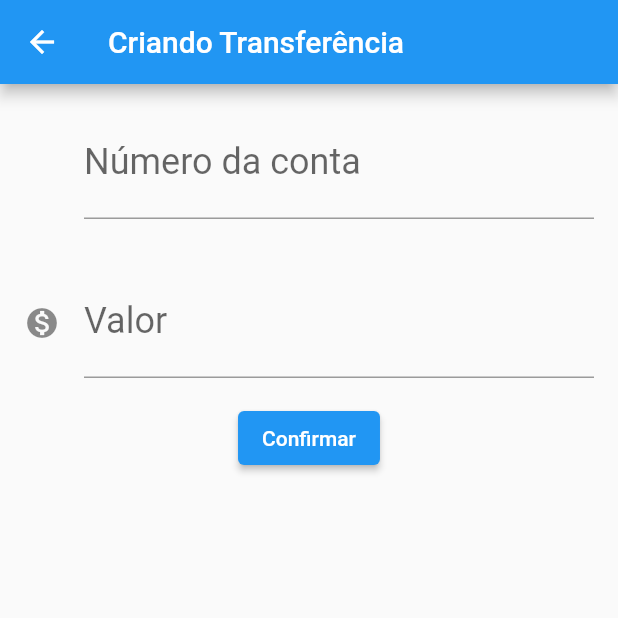
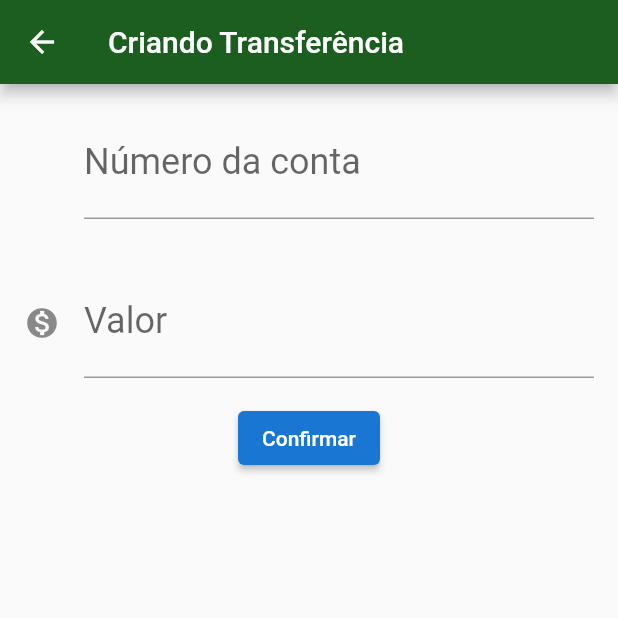
Before and after one commit to guilhermecortiz/bytebank, a Flutter app: the screen it shows after launch, after a tap on the "add" icon, on a phone screen of 412 x 824 dp, the top half of it. Run offline on Flutter 3.47's test engine with Material 2 defaults, Android fonts, the phone set to English and light mode, and no system bars.

Commit message:
Modificando o tema do App.

```diff
--- /dev/null
+++ b/lib/components/editor.dart
@@ -0,0 +1,34 @@
+import 'package:flutter/material.dart';
+
+class Editor extends StatelessWidget {
+  final TextEditingController? controlador;
+  final String? rotulo;
+  final String? dica;
+  final IconData? icone;
+
+  Editor({
+    this.controlador,
+    this.rotulo,
+    this.dica,
+    this.icone,
+  });
+
+  @override
+  Widget build(BuildContext context) {
+    return Padding(
+      padding: EdgeInsets.all(16.0),
+      child: TextField(
+        controller: controlador,
+        style: TextStyle(
+          fontSize: 24.0,
+        ),
+        decoration: InputDecoration(
+          icon: Icon(icone),
+          labelText: rotulo,
+          hintText: dica,
+        ),
+        keyboardType: TextInputType.number,
+      ),
+    );
+  }
+}
--- a/lib/main.dart
+++ b/lib/main.dart
@@ -1,4 +1,6 @@
 import 'package:flutter/material.dart';
+
+import 'view/transferencia/lista.dart';
 
 void main() => runApp(BytebankApp());
 
@@ -6,157 +8,18 @@ class BytebankApp extends StatelessWidget {
   @override
   Widget build(BuildContext context) {
     return MaterialApp(
-      home: Scaffold(
-        body: ListaTransferencias(),
+      theme: ThemeData().copyWith(
+        colorScheme: ThemeData().colorScheme.copyWith(
+              primary: Colors.green[900],
+              secondary: Colors.blue[700],
+            ),
+        elevatedButtonTheme: ElevatedButtonThemeData(
+          style: ElevatedButton.styleFrom(
+            primary: Colors.blue[700],
+          ),
+        ),
       ),
+      home: ListaTransferencias(),
     );
   }
 }
-
-final TextEditingController _controladorCampoNumeroConta =
-    TextEditingController();
-final TextEditingController _controladorCampoValor = TextEditingController();
-
-class FormularioTransferencia extends StatelessWidget {
-  @override
-  Widget build(BuildContext context) {
-    return Scaffold(
-      appBar: AppBar(
-        title: Text('Criando Transferência'),
-      ),
-      body: Column(
-        children: <Widget>[
-          Editor(
-              controlador: _controladorCampoNumeroConta,
-              dica: '000',
-              rotulo: 'Número da conta'),
-          Editor(
-            dica: '0.00',
-            controlador: _controladorCampoValor,
-            rotulo: 'Valor',
-            icone: Icons.monetization_on,
-          ),
-          ElevatedButton(
-            child: Text('Confirmar'),
-            onPressed: () => //{
-                // ScaffoldMessenger.of(context).showSnackBar(
-                //   SnackBar(
-                //     content: const Text('Transferencia realizada com sucesso.'),
-                //     // action: SnackBarAction(
-                //     //   label: 'Action',
-                //     //   onPressed: () {
-                //     //     // Code to execute.
-                //     //   },
-                //     // ),
-                //   ),
-                // );
-                _criaTranferencia(context),
-            //},
-          ),
-        ],
-      ),
-    );
-  }
-}
-
-void _criaTranferencia(BuildContext context) {
-  final int? numeroConta = int.tryParse(_controladorCampoNumeroConta.text);
-  final double? valor = double.tryParse(_controladorCampoValor.text);
-  if (numeroConta != null && valor != null) {
-    final transferenciaCriada = Transferencia(valor, numeroConta);
-    debugPrint('Criando Tranferência');
-    debugPrint('$transferenciaCriada');
-    Navigator.pop(context, transferenciaCriada);
-  }
-}
-
-class Editor extends StatelessWidget {
-  final TextEditingController? controlador;
-  final String? rotulo;
-  final String? dica;
-  final IconData? icone;
-
-  Editor({this.controlador, this.rotulo, this.dica, this.icone});
-
-  @override
-  Widget build(BuildContext context) {
-    return Padding(
-      padding: const EdgeInsets.all(16.0),
-      child: TextField(
-        controller: controlador,
-        style: TextStyle(
-          fontSize: 24.0,
-        ),
-        decoration: InputDecoration(
-          labelText: rotulo,
-          hintText: dica,
-          icon: Icon(icone),
-        ),
-        keyboardType: TextInputType.number,
-      ),
-    );
-  }
-}
-
-class ListaTransferencias extends StatelessWidget {
-  const ListaTransferencias({Key? key}) : super(key: key);
-
-  @override
-  Widget build(BuildContext context) {
-    return Scaffold(
-      appBar: AppBar(
-        title: Text('Criando Transferência'),
-      ),
-      body: Column(
-        children: <Widget>[
-          ItemTransferencia(Transferencia(100.00, 1000)),
-          ItemTransferencia(Transferencia(200.00, 1001)),
-          ItemTransferencia(Transferencia(300.00, 1002)),
-          ItemTransferencia(Transferencia(400.00, 1000)),
-        ],
-      ),
-      floatingActionButton: FloatingActionButton(
-          child: Icon(Icons.add),
-          onPressed: () {
-            final Future future =
-                Navigator.push(context, MaterialPageRoute(builder: (context) {
-              return FormularioTransferencia();
-            }));
-            future.then((transferenciaRecebida) {
-              debugPrint('chegou no then do feture');
-              debugPrint('$transferenciaRecebida');
-            });
-          }),
-    );
-  }
-}
-
-class ItemTransferencia extends StatelessWidget {
-  final Transferencia _tranferencia;
-
-  ItemTransferencia(this._tranferencia);
-
-  @override
-  Widget build(BuildContext context) {
-    return Card(
-      child: ListTile(
-        leading: Icon(Icons.monetization_on),
-        title: Text(_tranferencia.valor.toString()),
-        subtitle: Text(_tranferencia.numeroConta.toString()),
-      ),
-    );
-  }
-}
-
-class Transferencia {
-  final double valor;
-  final int numeroConta;
-
-  Transferencia(this.valor, this.numeroConta);
-
-  @override
-  String toString() {
-    // TODO: implement toString
-    return 'Transferencia{ valor: $valor, numeroConta: $numeroConta }';
-  }
-}
--- /dev/null
+++ b/lib/view/transferencia/formulario.dart
@@ -0,0 +1,70 @@
+import 'package:flutter/material.dart';
+import '../../components/editor.dart';
+import 'lista.dart';
+
+const _tituloAppBar = 'Criando Transferência';
+const _textButton = 'Confirmar';
+
+const _textSuccessSnakBar = 'Transferencia realizada com sucesso.';
+
+class FormularioTransferencia extends StatefulWidget {
+  @override
+  State<StatefulWidget> createState() {
+    // TODO: implement createState
+    return FormularioTransferenciaState();
+  }
+}
+
+class FormularioTransferenciaState extends State<FormularioTransferencia> {
+  final TextEditingController _controladorCampoNumeroConta =
+      TextEditingController();
+  final TextEditingController _controladorCampoValor = TextEditingController();
+
+  @override
+  Widget build(BuildContext context) {
+    return Scaffold(
+        appBar: AppBar(
+          title: Text(_tituloAppBar),
+        ),
+        body: SingleChildScrollView(
+          child: Column(
+            children: <Widget>[
+              Editor(
+                  controlador: _controladorCampoNumeroConta,
+                  dica: '000',
+                  rotulo: 'Número da conta'),
+              Editor(
+                dica: '0.00',
+                controlador: _controladorCampoValor,
+                rotulo: 'Valor',
+                icone: Icons.monetization_on,
+              ),
+              ElevatedButton(
+                child: Text(_textButton),
+                onPressed: () => {
+                  _criaTranferencia(context),
+                },
+              ),
+            ],
+          ),
+        ));
+  }
+
+  void _criaTranferencia(BuildContext context) {
+    final int? numeroConta = int.tryParse(_controladorCampoNumeroConta.text);
+    final double? valor = double.tryParse(_controladorCampoValor.text);
+    if (numeroConta != null && valor != null) {
+      ScaffoldMessenger.of(context).showSnackBar(SnackBar(
+        content: const Text(_textSuccessSnakBar),
+        // action: SnackBarAction(
+        //   label: 'Action',
+        //   onPressed: () {
+        //     // Code to execute.
+        //   },
+        // ),
+      ));
+      final transferenciaCriada = Transferencia(valor, numeroConta);
+      Navigator.pop(context, transferenciaCriada);
+    }
+  }
+}
--- /dev/null
+++ b/lib/view/transferencia/lista.dart
@@ -0,0 +1,80 @@
+import 'package:flutter/material.dart';
+
+import 'formulario.dart';
+
+class ListaTransferencias extends StatefulWidget {
+  final List<Transferencia> _transferencias = [];
+
+  @override
+  State<StatefulWidget> createState() {
+    return ListaTransferenciasState();
+  }
+}
+
+class ListaTransferenciasState extends State<ListaTransferencias> {
+  @override
+  Widget build(BuildContext context) {
+    return Scaffold(
+      appBar: AppBar(
+        title: Text('Criando Transferência'),
+      ),
+      body: ListView.builder(
+        itemCount: widget._transferencias.length,
+        itemBuilder: (context, indice) {
+          final transferencia = widget._transferencias[indice];
+          return ItemTransferencia(transferencia);
+        },
+      ),
+      floatingActionButton: FloatingActionButton(
+          child: Icon(Icons.add),
+          onPressed: () {
+            final Future future =
+                Navigator.push(context, MaterialPageRoute(builder: (context) {
+              return FormularioTransferencia();
+            }));
+            future.then((transferenciaRecebida) {
+              Future.delayed(
+                  Duration(seconds: 0),
+                  () => {
+                        if (transferenciaRecebida != null)
+                          {
+                            setState(() {
+                              widget._transferencias.add(transferenciaRecebida);
+                            })
+                          }
+                      });
+            });
+          }),
+    );
+  }
+}
+
+class ItemTransferencia extends StatelessWidget {
+  final Transferencia _tranferencia;
+
+  ItemTransferencia(this._tranferencia);
+
+  @override
+  Widget build(BuildContext context) {
+    return Card(
+      child: ListTile(
+        leading: Icon(Icons.monetization_on),
+        title: Text(_tranferencia.valor.toString()),
+        subtitle: Text(_tranferencia.numeroConta.toString()),
+      ),
+    );
+  }
+}
+
+class Transferencia {
+  final double valor;
+  final int numeroConta;
+
+  Transferencia(this.valor, this.numeroConta);
+
+  @override
+  String toString() {
+    // TODO: implement toString
+    return 'Transferencia{ valor: $valor, numeroConta: $numeroConta }';
+  }
+}
```
